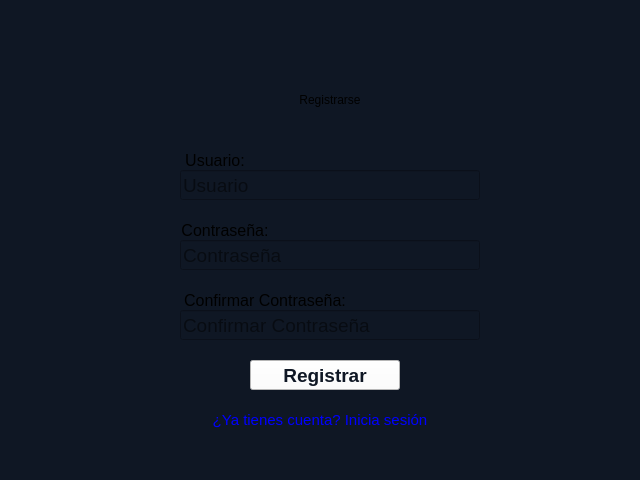
ILTyrex/App-esp32-login-pqt6, file app/gui/register.ui: the form before one commit.
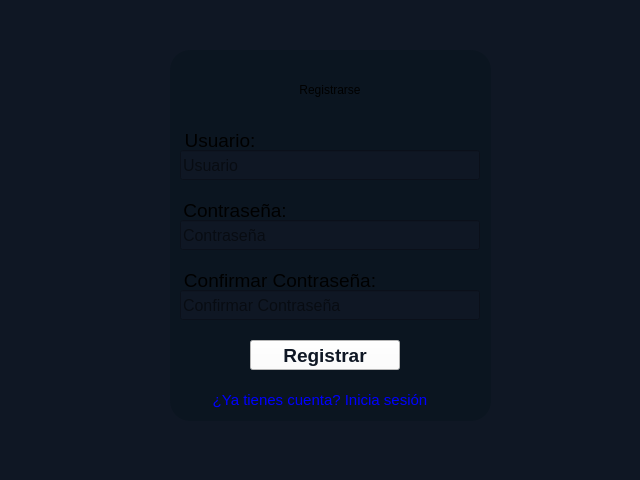
The form after the commit. Icons and pictures are not drawn.

Commit message: Mejorada interfaz login y register

What changed in the file:
```diff
--- a/app/gui/register.ui
+++ b/app/gui/register.ui
@@ -24,7 +24,7 @@
     <property name="geometry">
      <rect>
       <x>180</x>
-      <y>240</y>
+      <y>220</y>
       <width>300</width>
       <height>30</height>
      </rect>
@@ -44,7 +44,7 @@
     <property name="font">
      <font>
       <family>Arial</family>
-      <pointsize>14</pointsize>
+      <pointsize>12</pointsize>
      </font>
     </property>
     <property name="maxLength">
@@ -61,17 +61,20 @@
     <property name="geometry">
      <rect>
       <x>180</x>
-      <y>150</y>
-      <width>70</width>
+      <y>130</y>
+      <width>80</width>
       <height>20</height>
      </rect>
     </property>
     <property name="font">
      <font>
       <family>Arial</family>
-      <pointsize>12</pointsize>
+      <pointsize>14</pointsize>
      </font>
     </property>
+    <property name="styleSheet">
+     <string notr="true">background-color: rgb(11, 21, 32);</string>
+    </property>
     <property name="text">
      <string>Usuario:</string>
     </property>
@@ -83,9 +86,9 @@
     <property name="geometry">
      <rect>
       <x>210</x>
-      <y>60</y>
+      <y>59</y>
       <width>240</width>
-      <height>80</height>
+      <height>61</height>
      </rect>
     </property>
     <property name="maximumSize">
@@ -95,7 +98,8 @@
      </size>
     </property>
     <property name="styleSheet">
-     <string notr="true">font: 700 28pt &quot;Arial&quot;;</string>
+     <string notr="true">font: 700 28pt &quot;Arial&quot;;
+background-color: rgb(11, 21, 32);</string>
     </property>
     <property name="text">
      <string>Registrarse</string>
@@ -111,7 +115,7 @@
     <property name="geometry">
      <rect>
       <x>180</x>
-      <y>170</y>
+      <y>150</y>
       <width>300</width>
       <height>30</height>
      </rect>
@@ -131,7 +135,7 @@
     <property name="font">
      <font>
       <family>Arial</family>
-      <pointsize>14</pointsize>
+      <pointsize>12</pointsize>
      </font>
     </property>
     <property name="maxLength">
@@ -145,17 +149,20 @@
     <property name="geometry">
      <rect>
       <x>180</x>
-      <y>220</y>
-      <width>90</width>
+      <y>200</y>
+      <width>110</width>
       <height>20</height>
      </rect>
     </property>
     <property name="font">
      <font>
       <family>Arial</family>
-      <pointsize>12</pointsize>
+      <pointsize>14</pointsize>
      </font>
     </property>
+    <property name="styleSheet">
+     <string notr="true">background-color: rgb(11, 21, 32);</string>
+    </property>
     <property name="text">
      <string>Contraseña:</string>
     </property>
@@ -167,7 +174,7 @@
     <property name="geometry">
      <rect>
       <x>210</x>
-      <y>410</y>
+      <y>390</y>
       <width>220</width>
       <height>20</height>
      </rect>
@@ -188,7 +195,8 @@
      <cursorShape>PointingHandCursor</cursorShape>
     </property>
     <property name="styleSheet">
-     <string notr="true">color: rgb(0, 0, 255);</string>
+     <string notr="true">color: rgb(0, 0, 255);
+background-color: rgb(11, 21, 32);</string>
     </property>
     <property name="text">
      <string>¿Ya tienes cuenta? Inicia sesión</string>
@@ -201,7 +209,7 @@
     <property name="geometry">
      <rect>
       <x>250</x>
-      <y>360</y>
+      <y>340</y>
       <width>150</width>
       <height>30</height>
      </rect>
@@ -231,17 +239,20 @@
     <property name="geometry">
      <rect>
       <x>180</x>
-      <y>290</y>
-      <width>170</width>
+      <y>270</y>
+      <width>200</width>
       <height>20</height>
      </rect>
     </property>
     <property name="font">
      <font>
       <family>Arial</family>
-      <pointsize>12</pointsize>
+      <pointsize>14</pointsize>
      </font>
     </property>
+    <property name="styleSheet">
+     <string notr="true">background-color: rgb(11, 21, 32);</string>
+    </property>
     <property name="text">
      <string>Confirmar Contraseña:</string>
     </property>
@@ -253,7 +264,7 @@
     <property name="geometry">
      <rect>
       <x>180</x>
-      <y>310</y>
+      <y>290</y>
       <width>300</width>
       <height>30</height>
      </rect>
@@ -273,7 +284,7 @@
     <property name="font">
      <font>
       <family>Arial</family>
-      <pointsize>14</pointsize>
+      <pointsize>12</pointsize>
      </font>
     </property>
     <property name="maxLength">
@@ -286,6 +297,34 @@
      <string>Confirmar Contraseña</string>
     </property>
    </widget>
+   <widget class="QLabel" name="label">
+    <property name="geometry">
+     <rect>
+      <x>170</x>
+      <y>50</y>
+      <width>321</width>
+      <height>371</height>
+     </rect>
+    </property>
+    <property name="styleSheet">
+     <string notr="true">background-color: rgb(11, 21, 32);
+border-radius: 20px;
+</string>
+    </property>
+    <property name="text">
+     <string/>
+    </property>
+   </widget>
+   <zorder>label</zorder>
+   <zorder>inputPassword</zorder>
+   <zorder>textUser</zorder>
+   <zorder>textTitle</zorder>
+   <zorder>inputUser</zorder>
+   <zorder>textPassword</zorder>
+   <zorder>textLogin</zorder>
+   <zorder>btnRegister</zorder>
+   <zorder>textConfirmPassword</zorder>
+   <zorder>inputConfirmPassword</zorder>
   </widget>
  </widget>
  <resources/>
```
The commit also changes 7 other files.
